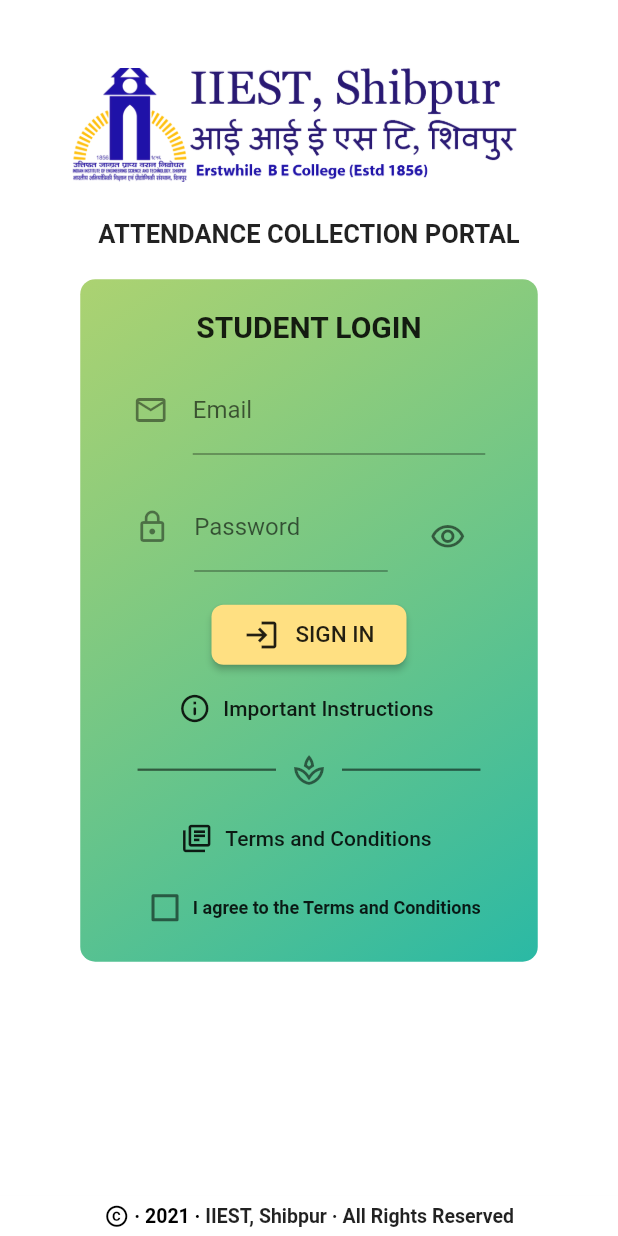
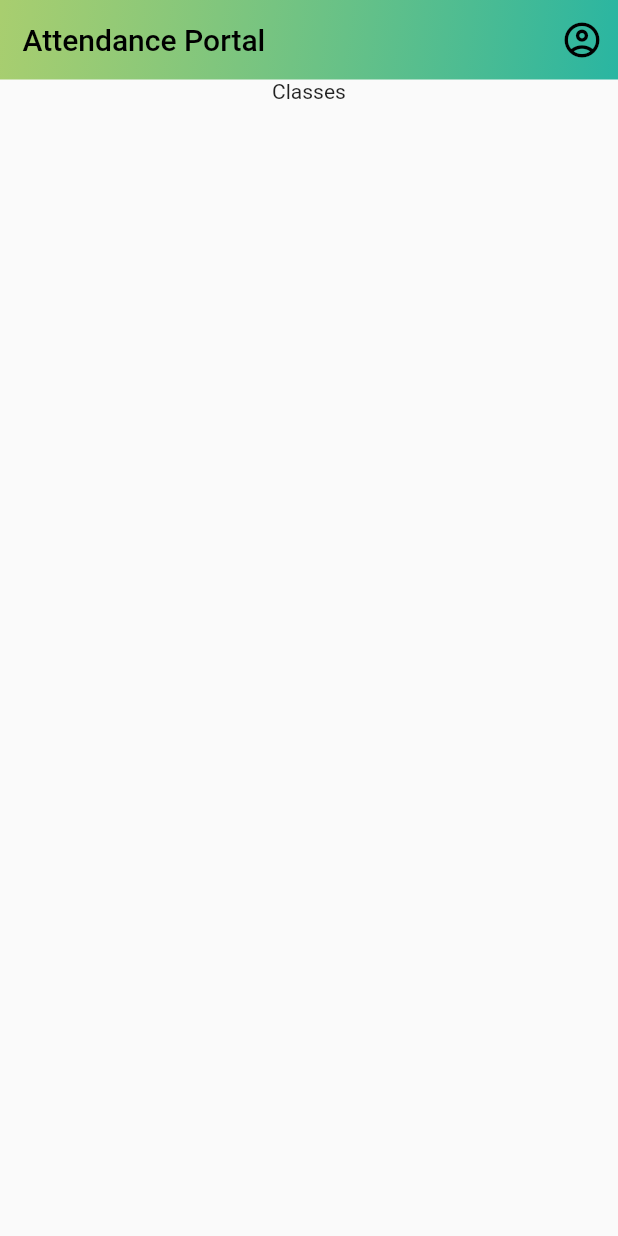
Before and after one commit to shailikroy19/iiest_attendance, a Flutter app: the LoginScreen screen opened directly, after a tap on "SIGN IN", on a phone screen of 412 x 824 dp. Run offline on Flutter 3.47's test engine with Material 2 defaults, Android fonts, the phone set to English and light mode, and no system bars.

Commit message:
Created Student Home Page
Created Student Home Page

```diff
--- a/lib/colors.dart
+++ b/lib/colors.dart
@@ -14,10 +14,6 @@
       fit: BoxFit.contain,
     ),
   );
-}
-
-Widget logoIIESTShort(double size) {
-  return Container();
 }
 
 //STYLED DIVIDER
--- /dev/null
+++ b/lib/home_page/student_home.dart
@@ -0,0 +1,64 @@
+import 'package:flutter/material.dart';
+import 'package:iiest_attendance/colors.dart';
+
+class StudentHomePage extends StatefulWidget {
+  final String name, enrol, email;
+  const StudentHomePage(
+      {required this.name, required this.enrol, required this.email});
+  @override
+  _StudentHomePageState createState() => _StudentHomePageState();
+}
+
+class _StudentHomePageState extends State<StudentHomePage> {
+  @override
+  Widget build(BuildContext context) {
+    final size = MediaQuery.of(context).size;
+    return Scaffold(
+      appBar: PreferredSize(
+        child: Container(
+          padding: EdgeInsets.only(top: MediaQuery.of(context).padding.top),
+          child: Row(
+            mainAxisAlignment: MainAxisAlignment.spaceBetween,
+            children: [
+              Padding(
+                padding: EdgeInsets.only(left: 15.0, top: 15.0, bottom: 15.0),
+                child: Text(
+                  'Attendance Portal',
+                  style: TextStyle(
+                      fontSize: 20.0,
+                      fontWeight: FontWeight.w500,
+                      color: Colors.black),
+                ),
+              ),
+              Tooltip(
+                message: 'View Profile',
+                child: InkWell(
+                  child: IconButton(
+                    onPressed: () {},
+                    icon: Icon(
+                      Icons.account_circle_outlined,
+                      size: 28.0,
+                      color: Colors.black,
+                    ),
+                  ),
+                ),
+              ),
+            ],
+          ),
+          decoration: BoxDecoration(
+              gradient: iiestGradient, backgroundBlendMode: BlendMode.multiply),
+        ),
+        preferredSize: Size(MediaQuery.of(context).size.width, 55.0),
+      ),
+      body: SingleChildScrollView(
+        child: Container(
+          width: size.width,
+          child: Column(
+            mainAxisAlignment: MainAxisAlignment.center,
+            children: [Text('Classes')],
+          ),
+        ),
+      ),
+    );
+  }
+}
--- a/lib/login_page/first_screen.dart
+++ b/lib/login_page/first_screen.dart
@@ -1,4 +1,3 @@
-import 'package:flutter/cupertino.dart';
 import 'package:flutter/material.dart';
 import 'package:iiest_attendance/colors.dart';
 import 'package:iiest_attendance/login_page/login_screen.dart';
@@ -58,7 +57,7 @@
                             ),
                             child: ElevatedButton(
                               onPressed: () {
-                                Navigator.of(context).push(CupertinoPageRoute(
+                                Navigator.of(context).push(MaterialPageRoute(
                                     builder: (f) => LoginScreen(
                                         name: 'STUDENT LOGIN', type: false)));
                               },
@@ -95,7 +94,7 @@
                             ),
                             child: ElevatedButton(
                               onPressed: () {
-                                Navigator.of(context).push(CupertinoPageRoute(
+                                Navigator.of(context).push(MaterialPageRoute(
                                     builder: (f) => LoginScreen(
                                         name: 'TEACHER LOGIN', type: true)));
                               },
--- a/lib/login_page/login_screen.dart
+++ b/lib/login_page/login_screen.dart
@@ -2,6 +2,7 @@
 
 import 'package:flutter/material.dart';
 import 'package:iiest_attendance/colors.dart';
+import 'package:iiest_attendance/home_page/student_home.dart';
 
 class LoginScreen extends StatefulWidget {
   final String name;
@@ -147,6 +148,15 @@
                     // ignore: deprecated_member_use
                     child: RaisedButton(
                       onPressed: () async {
+                        //TODO: CHANGE
+                        Navigator.of(context).push(MaterialPageRoute(
+                            builder: (f) => StudentHomePage(
+                                name: 'DEMO abc',
+                                enrol: '510819000',
+                                email:
+                                    '510819000.DEMO@students.iiests.ac.in')));
+                        //??????????????????????????????????????????????????
+                        //??????????????????????????????????????????????????
                         // Navigator.of(context).pushReplacement(
                         //     MaterialPageRoute(builder: (f) => HomeScreen()));
                         // CALLING WEB SERVICE
```
